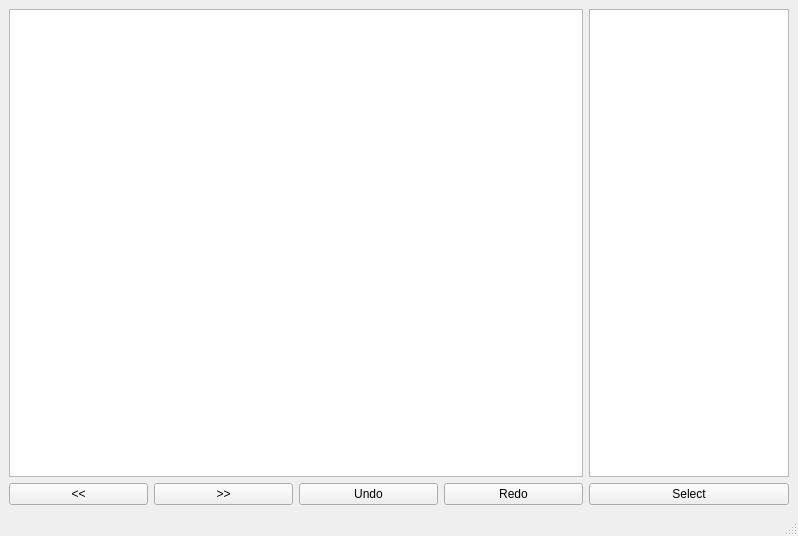
The window that qt_ui_v2.ui (bruceHun/pythonImageEditor) describes before a commit, drawn with Qt 5.
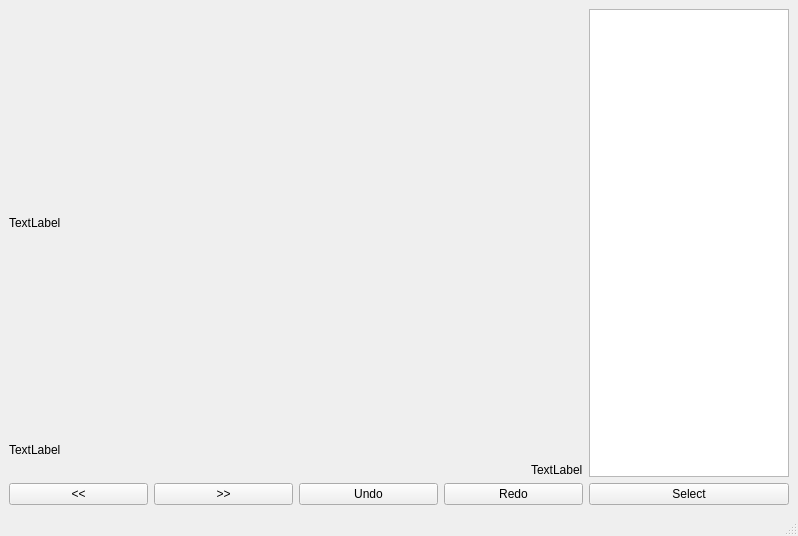
The same window after the commit.

Commit message: The version using QLabel to show images

What changed in the file:
```diff
--- a/qt_ui_v2.ui
+++ b/qt_ui_v2.ui
@@ -15,7 +15,27 @@
   </property>
   <widget class="QWidget" name="centralwidget">
    <layout class="QGridLayout" name="gridLayout">
-    <item row="0" column="1" rowspan="2">
+    <item row="1" column="0" alignment="Qt::AlignLeft|Qt::AlignBottom">
+     <widget class="QLabel" name="MaskImage">
+      <property name="text">
+       <string>TextLabel</string>
+      </property>
+     </widget>
+    </item>
+    <item row="0" column="0">
+     <widget class="QLabel" name="Photo">
+      <property name="sizePolicy">
+       <sizepolicy hsizetype="Preferred" vsizetype="Preferred">
+        <horstretch>0</horstretch>
+        <verstretch>1</verstretch>
+       </sizepolicy>
+      </property>
+      <property name="text">
+       <string>TextLabel</string>
+      </property>
+     </widget>
+    </item>
+    <item row="0" column="1" rowspan="4">
      <layout class="QVBoxLayout" name="SideBar">
       <item>
        <widget class="QListWidget" name="listWidget">
@@ -54,7 +74,7 @@
       </item>
      </layout>
     </item>
-    <item row="1" column="0">
+    <item row="3" column="0">
      <layout class="QHBoxLayout" name="MainScreen">
       <item>
        <widget class="QPushButton" name="FuncBtn1">
@@ -86,22 +106,10 @@
       </item>
      </layout>
     </item>
-    <item row="0" column="0">
-     <widget class="QGraphicsView" name="graphicsView">
-      <property name="sizePolicy">
-       <sizepolicy hsizetype="Preferred" vsizetype="Preferred">
-        <horstretch>1</horstretch>
-        <verstretch>1</verstretch>
-       </sizepolicy>
-      </property>
-      <property name="sizeIncrement">
-       <size>
-        <width>0</width>
-        <height>0</height>
-       </size>
-      </property>
-      <property name="mouseTracking">
-       <bool>true</bool>
+    <item row="2" column="0" alignment="Qt::AlignRight|Qt::AlignBottom">
+     <widget class="QLabel" name="BrushCursor">
+      <property name="text">
+       <string>TextLabel</string>
       </property>
      </widget>
     </item>
```
The commit also changes 1 other file.
